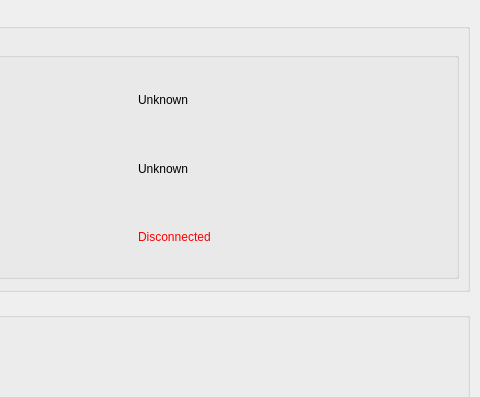
Qt form connection.ui (garekkream/scopegui) before a commit; both pictures show x 510 to 990 and y 0 to 397 of the 990 by 590 pixel window.
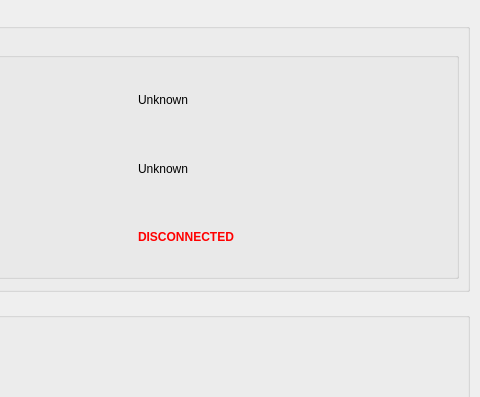
The same form after that commit.

The edit to the form file:
```diff
--- a/connection.ui
+++ b/connection.ui
@@ -185,7 +185,7 @@
             <item row="2" column="1">
              <widget class="QLabel" name="labelStatus_val">
               <property name="text">
-               <string>&lt;p style=&quot;color:red&quot;&gt;Disconnected&lt;/p&gt;</string>
+               <string>&lt;html&gt;&lt;head/&gt;&lt;body&gt;&lt;p&gt;&lt;span style=&quot; font-weight:600; color:#ff0000;&quot;&gt;DISCONNECTED&lt;/span&gt;&lt;/p&gt;&lt;/body&gt;&lt;/html&gt;</string>
               </property>
              </widget>
             </item>
```
